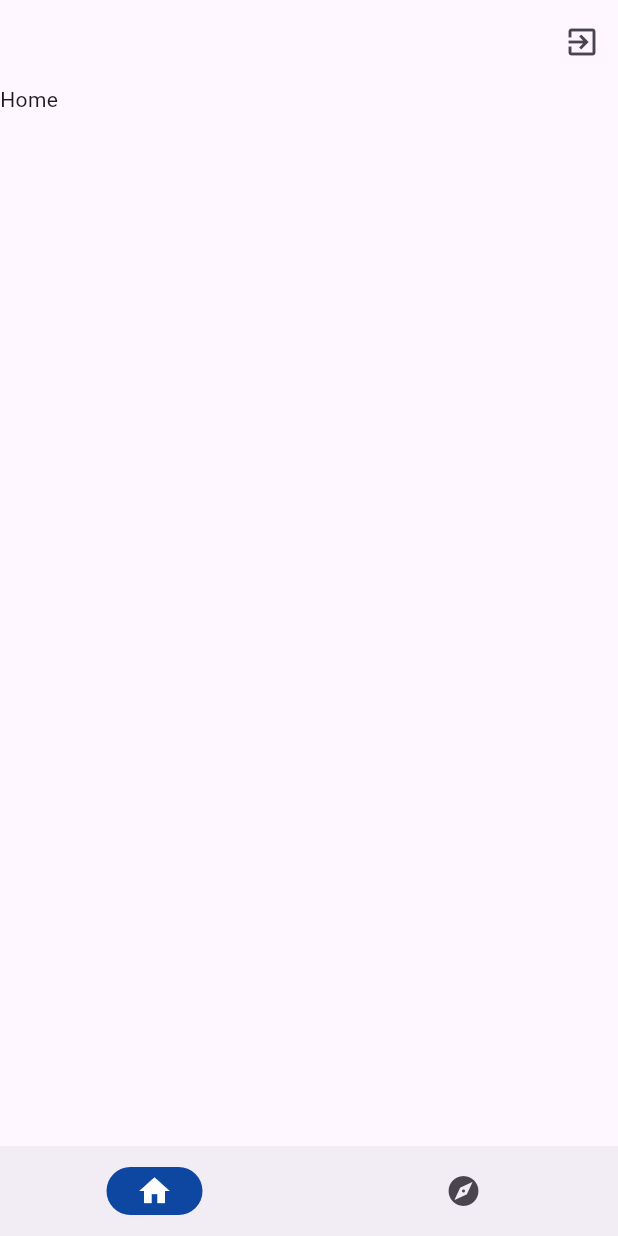
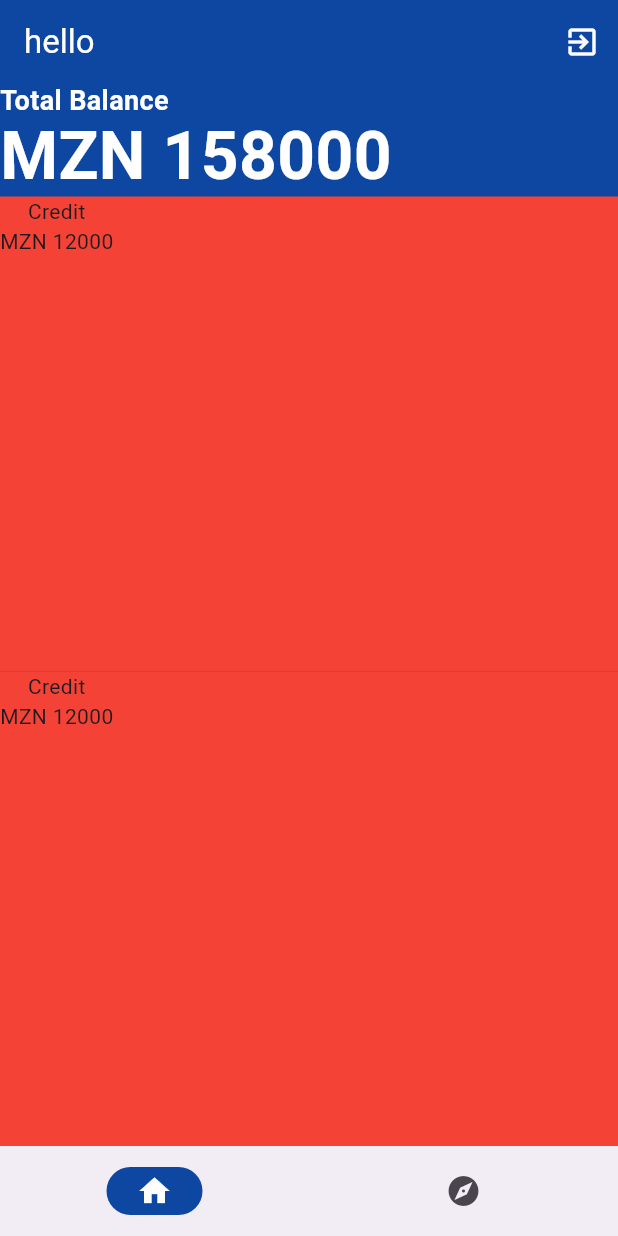
Before and after one commit to JoelDeAriovaldo/expense_tracker, a Flutter app: the screen it shows once a user with an empty profile is signed in, on a phone screen of 412 x 824 dp. Run offline on Flutter 3.47's test engine with Material 3 defaults, Android fonts, the phone set to English and light mode, and no system bars; our stand-ins replace firebase_auth, firebase_core; accounts and stored records are empty.

Commit message:
home Screen

```diff
--- a/lib/screens/dashboard.dart
+++ b/lib/screens/dashboard.dart
@@ -39,17 +39,6 @@ class _DashboardState extends State<Dashboard> {
           });
         },
       ),
-      appBar: AppBar(
-        actions: [
-          IconButton(
-              onPressed: () {
-                logOut();
-              },
-              icon: isLogoutLoading
-                  ? CircularProgressIndicator()
-                  : Icon(Icons.exit_to_app))
-        ],
-      ),
       body: pageViewList[currentIndex],
     );
   }
--- a/lib/screens/home_screen.dart
+++ b/lib/screens/home_screen.dart
@@ -1,12 +1,107 @@
+import 'package:expense_tracker/screens/login_screen.dart';
+import 'package:firebase_auth/firebase_auth.dart';
 import 'package:flutter/material.dart';
 
-class HomeScreen extends StatelessWidget {
-  const HomeScreen({super.key});
+//ignore_for_file: prefer_const_constructors
+//ignore_for_file: prefer_const_literals_to_create_immutables
+
+class HomeScreen extends StatefulWidget {
+  HomeScreen({super.key});
+
+  @override
+  State<HomeScreen> createState() => _HomeScreenState();
+}
+
+class _HomeScreenState extends State<HomeScreen> {
+  var isLogoutLoading = false;
+  int currentIndex = 0;
+
+  logOut() async {
+    setState(() {
+      isLogoutLoading = true;
+    });
+    await FirebaseAuth.instance.signOut();
+    Navigator.of(context)
+        .pushReplacement(MaterialPageRoute(builder: (context) => LoginView()));
+    setState(() {
+      isLogoutLoading = false;
+    });
+  }
 
   @override
   Widget build(BuildContext context) {
     return Scaffold(
-      body: Text('Home'),
+      appBar: AppBar(
+        backgroundColor: Colors.blue.shade900,
+        title: Text(
+          'hello',
+          style: TextStyle(color: Colors.white),
+        ),
+        actions: [
+          IconButton(
+              onPressed: () {
+                logOut();
+              },
+              icon: isLogoutLoading
+                  ? CircularProgressIndicator()
+                  : Icon(
+                      Icons.exit_to_app,
+                      color: Colors.white,
+                    ))
+        ],
+      ),
+      body: Container(
+        width: double.infinity,
+        color: Colors.blue.shade900,
+        child: Column(
+          crossAxisAlignment: CrossAxisAlignment.start,
+          children: [
+            Text(
+              'Total Balance',
+              style: TextStyle(
+                  fontSize: 18,
+                  color: Colors.white,
+                  height: 1.2,
+                  fontWeight: FontWeight.w600),
+            ),
+            Text(
+              'MZN 158000',
+              style: TextStyle(
+                  fontSize: 44,
+                  color: Colors.white,
+                  height: 1.2,
+                  fontWeight: FontWeight.w600),
+            ),
+            CardOne(),
+            SizedBox(
+              width: 10,
+            ),
+            CardOne(),
+          ],
+        ),
+      ),
     );
   }
 }
+
+class CardOne extends StatelessWidget {
+  const CardOne({
+    super.key,
+  });
+
+  @override
+  Widget build(BuildContext context) {
+    return Expanded(
+      child: Container(
+        color: Colors.red,
+        child: Row(
+          children: [
+            Column(
+              children: [Text('Credit'), Text('MZN 12000')],
+            )
+          ],
+        ),
+      ),
+    );
+  }
+}
```
